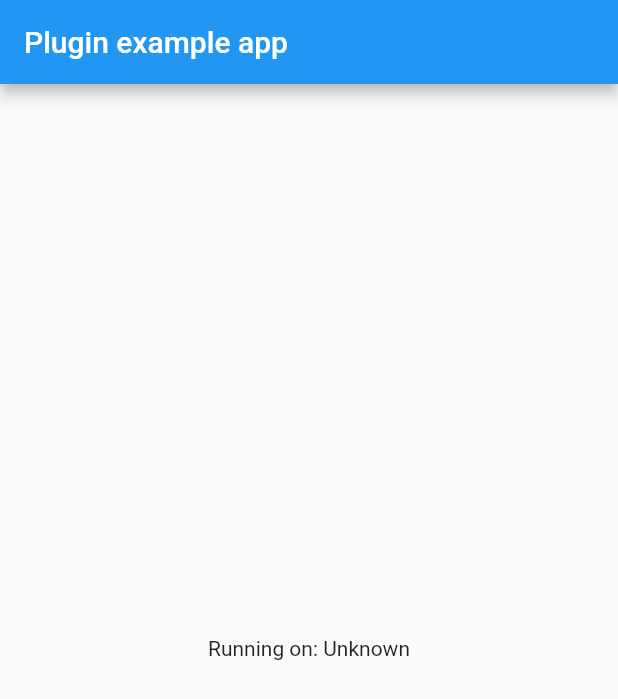
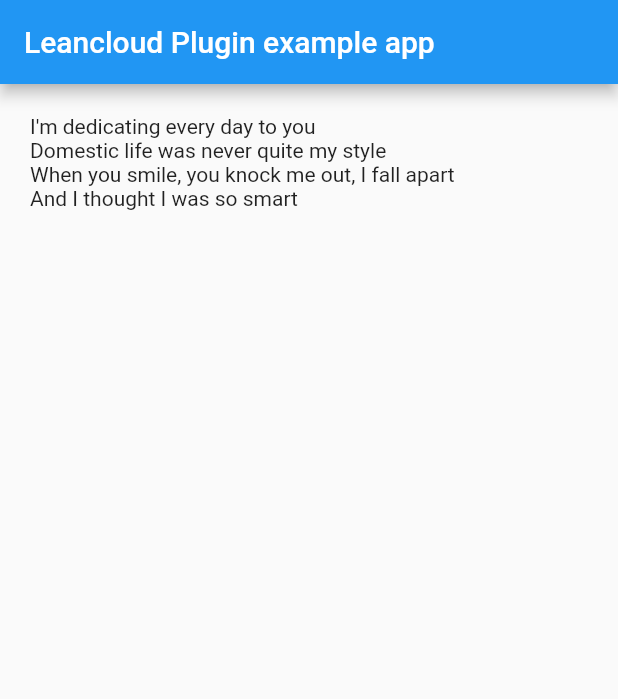
Before and after one commit to LunaGao/leancloud_flutter_plugin, a Flutter app: the screen it shows after launch, on a phone screen of 412 x 824 dp. Shown: the top 699 px of the screen. Run offline on Flutter 3.47's test engine with Material 2 defaults, Android fonts, the phone set to English and light mode, and no system bars.

Commit message:
update android plugin and readme file

```diff
--- a/example/lib/main.dart
+++ b/example/lib/main.dart
@@ -12,7 +12,6 @@ class MyApp extends StatefulWidget {
 }
 
 class _MyAppState extends State<MyApp> {
-  String _platformVersion = 'Unknown';
 
   @override
   void initState() {
@@ -20,23 +19,15 @@ class _MyAppState extends State<MyApp> {
     initPlatformState();
   }
 
-  // Platform messages are asynchronous, so we initialize in an async method.
-  Future<void> initPlatformState() async {
-    String platformVersion;
-    // Platform messages may fail, so we use a try/catch PlatformException.
-    try {
-      platformVersion = await LeancloudFlutterPlugin.platformVersion;
-    } on PlatformException {
-      platformVersion = 'Failed to get platform version.';
-    }
+  void initPlatformState() async {
+    String appId = "";
+    String appKey = "";
+    await LeancloudFlutterPlugin.setLogLevel(6);
+    await LeancloudFlutterPlugin.initialize(appId, appKey);
 
-    // If the widget was removed from the tree while the asynchronous platform
-    // message was in flight, we want to discard the reply rather than calling
-    // setState to update our non-existent appearance.
     if (!mounted) return;
 
     setState(() {
-      _platformVersion = platformVersion;
     });
   }
 
@@ -45,11 +36,18 @@ class _MyAppState extends State<MyApp> {
     return MaterialApp(
       home: Scaffold(
         appBar: AppBar(
-          title: const Text('Plugin example app'),
+          title: const Text('Leancloud Plugin example app'),
         ),
-        body: Center(
-          child: Text('Running on: $_platformVersion\n'),
-        ),
+        body: ListView(
+          shrinkWrap: true,
+          padding: const EdgeInsets.all(20.0),
+          children: <Widget>[
+            const Text('I\'m dedicating every day to you'),
+            const Text('Domestic life was never quite my style'),
+            const Text('When you smile, you knock me out, I fall apart'),
+            const Text('And I thought I was so smart'),
+          ],
+        )
       ),
     );
   }
--- a/lib/leancloud_flutter_plugin.dart
+++ b/lib/leancloud_flutter_plugin.dart
@@ -11,8 +11,51 @@ class LeancloudFlutterPlugin {
     return version;
   }
 
-  static initialize(String appId, String appKey) {
+  static Future<void> initialize(String appId, String appKey) async {
+    Map args = <String, dynamic>{
+      'appId': appId,
+      'appKey': appKey,
+    };
+    await _channel.invokeMethod('initialize', args);
+  }
 
-    _channel.invokeMethod('initialize');
+  //
+  // Setup log level must be before call initialize function
+  //
+  // The call must be include args:
+  //  level  --> OFF(0), ERROR(1), WARNING(2), INFO(3), DEBUG(4), VERBOSE(5), ALL(6);
+  //
+  static Future<void> setLogLevel(int level) async {
+    Map args = <String, dynamic>{
+      'level': level,
+    };
+    await _channel.invokeMethod('setLogLevel', args);
+  }
+
+  //
+  // Setup region must be before call initialize function
+  //
+  // The call must be include args:
+  //  region  --> NorthChina(0), EastChina(1), NorthAmerica(2)
+  //      REGION.NorthChina - this is default value
+  //      REGION.EastChina
+  //      REGION.NorthAmerica
+  //
+  static setRegion(int region) {
+    Map args = <String, dynamic>{
+      'region': region,
+    };
+    _channel.invokeMethod('setRegion', args);
+  }
+
+  static saveOrCreate() {
+    _channel.invokeMethod('saveOrCreate');
+  }
+
+  static delete() {
+    _channel.invokeMethod('delete');
+  }
+  static query() {
+    _channel.invokeMethod('query');
   }
 }
--- /dev/null
+++ b/lib/leancloud_object.dart
@@ -0,0 +1,4 @@
+
+class AVObject {
+
+}
```
Also changed, not shown: 1 other file.
